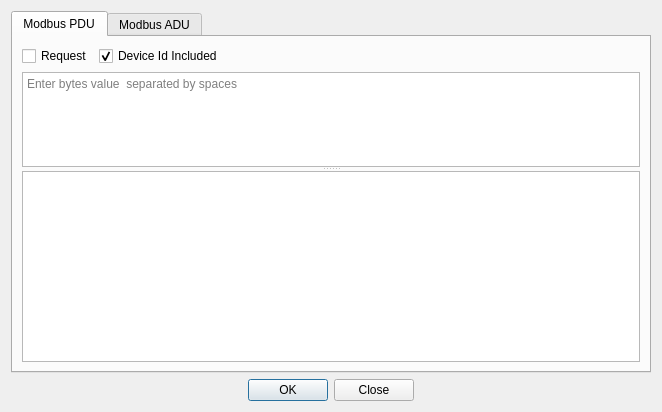
Above: omodscan/dialogs/dialogmsgparser.ui from sanny32/OpenModScan before the change. Below: the same form after it.
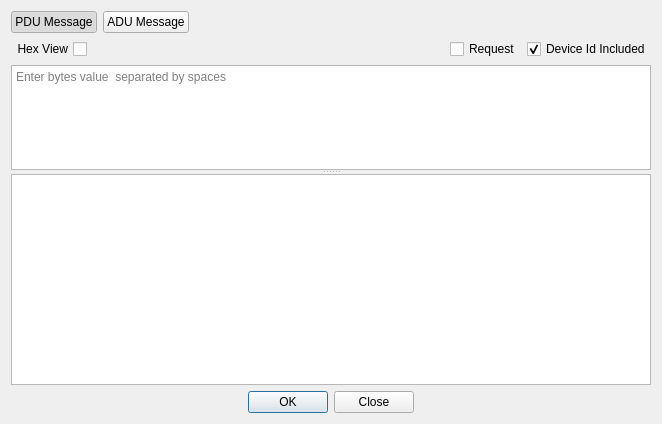
That is the form after the change. Custom widgets are drawn as their Qt base class.

Commit message: Developing modbus message parser

Patch:
```diff
--- a/omodscan/dialogs/dialogmsgparser.ui
+++ b/omodscan/dialogs/dialogmsgparser.ui
@@ -7,7 +7,7 @@
     <x>0</x>
     <y>0</y>
     <width>662</width>
-    <height>412</height>
+    <height>424</height>
    </rect>
   </property>
   <property name="windowTitle">
@@ -15,17 +15,88 @@
   </property>
   <layout class="QVBoxLayout" name="verticalLayout">
    <item>
-    <widget class="QTabWidget" name="tabWidget">
-     <property name="currentIndex">
-      <number>0</number>
-     </property>
-     <widget class="QWidget" name="tabPdu">
-      <attribute name="title">
-       <string>Modbus PDU</string>
-      </attribute>
-      <layout class="QVBoxLayout" name="verticalLayout_2">
+    <layout class="QHBoxLayout" name="horizontalLayout_2">
+     <item>
+      <widget class="QPushButton" name="buttonPdu">
+       <property name="text">
+        <string>PDU Message</string>
+       </property>
+       <property name="checkable">
+        <bool>true</bool>
+       </property>
+       <property name="checked">
+        <bool>true</bool>
+       </property>
+       <property name="autoExclusive">
+        <bool>true</bool>
+       </property>
+       <property name="autoDefault">
+        <bool>false</bool>
+       </property>
+       <property name="flat">
+        <bool>false</bool>
+       </property>
+      </widget>
+     </item>
+     <item>
+      <widget class="QPushButton" name="buttonAdu">
+       <property name="text">
+        <string>ADU Message</string>
+       </property>
+       <property name="checkable">
+        <bool>true</bool>
+       </property>
+       <property name="autoExclusive">
+        <bool>true</bool>
+       </property>
+       <property name="autoDefault">
+        <bool>false</bool>
+       </property>
+       <property name="flat">
+        <bool>false</bool>
+       </property>
+      </widget>
+     </item>
+     <item>
+      <spacer name="horizontalSpacer">
+       <property name="orientation">
+        <enum>Qt::Horizontal</enum>
+       </property>
+       <property name="sizeHint" stdset="0">
+        <size>
+         <width>40</width>
+         <height>20</height>
+        </size>
+       </property>
+      </spacer>
+     </item>
+    </layout>
+   </item>
        <item>
         <layout class="QHBoxLayout" name="horizontalLayout">
+     <item>
+      <widget class="QCheckBox" name="hexView">
+       <property name="layoutDirection">
+        <enum>Qt::RightToLeft</enum>
+       </property>
+       <property name="text">
+        <string>Hex View</string>
+       </property>
+      </widget>
+     </item>
+     <item>
+      <spacer name="horizontalSpacer_2">
+       <property name="orientation">
+        <enum>Qt::Horizontal</enum>
+       </property>
+       <property name="sizeHint" stdset="0">
+        <size>
+         <width>40</width>
+         <height>20</height>
+        </size>
+       </property>
+      </spacer>
+     </item>
          <item>
           <widget class="QCheckBox" name="pduRequest">
            <property name="text">
@@ -43,19 +114,6 @@
            </property>
           </widget>
          </item>
-         <item>
-          <spacer name="horizontalSpacer">
-           <property name="orientation">
-            <enum>Qt::Horizontal</enum>
-           </property>
-           <property name="sizeHint" stdset="0">
-            <size>
-             <width>40</width>
-             <height>20</height>
-            </size>
-           </property>
-          </spacer>
-         </item>
         </layout>
        </item>
        <item>
@@ -81,15 +139,9 @@
             <verstretch>2</verstretch>
            </sizepolicy>
           </property>
-         </widget>
-        </widget>
-       </item>
-      </layout>
-     </widget>
-     <widget class="QWidget" name="tabAdu">
-      <attribute name="title">
-       <string>Modbus ADU</string>
-      </attribute>
+      <property name="wordWrap">
+       <bool>true</bool>
+      </property>
      </widget>
     </widget>
    </item>
```
Left out of the diff: 4 changed lines with no effect on the pictures. Lines whose indentation alone changed are shown as unchanged. The commit also changes 7 other files.
